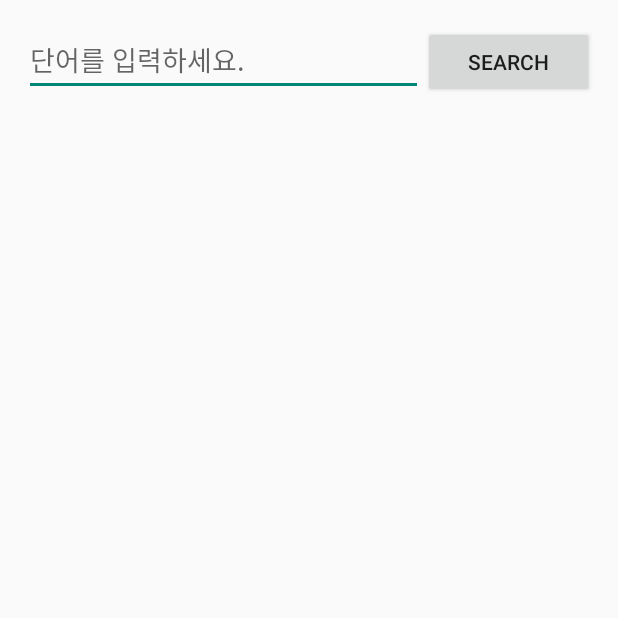
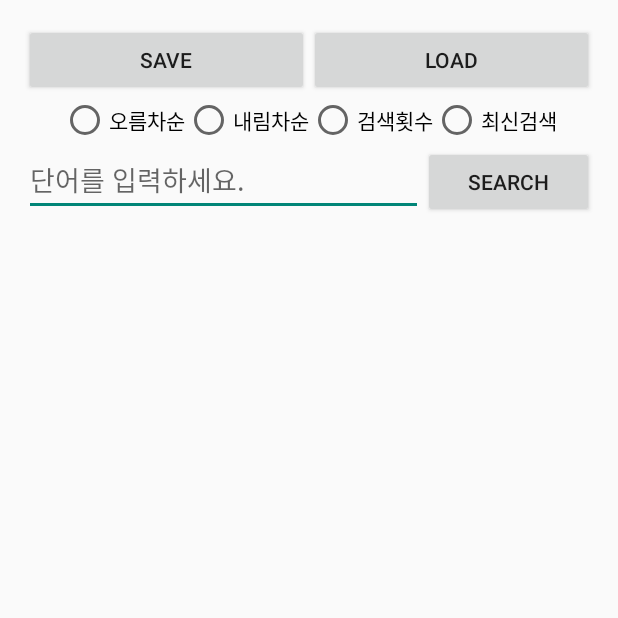
Before and after one commit to Sinabro/MiniProject, an Android app: the SearchActivity screen opened directly, with no data from a screen before it, on a phone screen of 412 x 824 dp, the top half of it. Run offline under Robolectric (Android 15) with nearby library versions, the phone set to English and light mode, and no system bars.

Commit message:
SearchActivity layout 변경

```diff
--- a/MiniProject02/app/src/main/res/layout/activity_search.xml
+++ b/MiniProject02/app/src/main/res/layout/activity_search.xml
@@ -6,6 +6,53 @@
     android:paddingBottom="@dimen/activity_vertical_margin"
     android:orientation="vertical"
     tools:context="com.miniproject2.soma.miniproject02.SearchActivity">
+
+    <LinearLayout
+        android:layout_width="match_parent"
+        android:layout_height="wrap_content"
+        android:orientation="horizontal"
+        android:weightSum="2">
+        <Button
+            android:id="@+id/button_save"
+            android:layout_width="0dp"
+            android:layout_height="wrap_content"
+            android:layout_weight="1"
+            android:text="SAVE"/>
+        <Button
+            android:id="@+id/button_load"
+            android:layout_width="0dp"
+            android:layout_height="wrap_content"
+            android:layout_weight="1"
+            android:text="LOAD"/>
+    </LinearLayout>
+
+    <RadioGroup
+        android:id="@+id/radio_group"
+        android:layout_width="match_parent"
+        android:layout_height="wrap_content"
+        android:orientation="horizontal"
+        android:gravity="center">
+        <RadioButton
+            android:id="@+id/radio_ascending"
+            android:layout_width="wrap_content"
+            android:layout_height="match_parent"
+            android:text="오름차순"/>
+        <RadioButton
+            android:id="@+id/radio_descending"
+            android:layout_width="wrap_content"
+            android:layout_height="match_parent"
+            android:text="내림차순"/>
+        <RadioButton
+            android:id="@+id/radio_count"
+            android:layout_width="wrap_content"
+            android:layout_height="match_parent"
+            android:text="검색횟수"/>
+        <RadioButton
+            android:id="@+id/radio_latest"
+            android:layout_width="wrap_content"
+            android:layout_height="match_parent"
+            android:text="최신검색"/>
+    </RadioGroup>
 
     <LinearLayout
         android:layout_width="match_parent"
@@ -30,4 +77,5 @@
         android:id="@+id/listView_result"
         android:layout_width="match_parent"
         android:layout_height="match_parent"></ListView>
+
 </LinearLayout>
```
